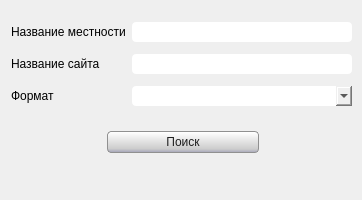
First picture: the form in view/SearchForm.ui, repository AnyaIliyina/geo, before the edit.
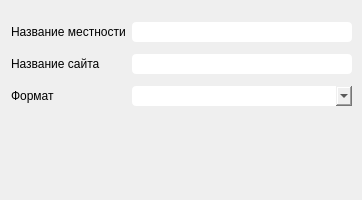
Second picture: the form after the edit.

Patch:
```diff
--- a/view/SearchForm.ui
+++ b/view/SearchForm.ui
@@ -27,6 +27,12 @@
     <pointsize>9</pointsize>
    </font>
   </property>
+  <property name="floating">
+   <bool>false</bool>
+  </property>
+  <property name="features">
+   <set>QDockWidget::NoDockWidgetFeatures</set>
+  </property>
   <property name="windowTitle">
    <string>Поиск</string>
   </property>
@@ -171,654 +177,6 @@
      </item>
     </layout>
    </widget>
-   <widget class="QWidget" name="layoutWidget">
-    <property name="geometry">
-     <rect>
-      <x>60</x>
-      <y>130</y>
-      <width>246</width>
-      <height>24</height>
-     </rect>
-    </property>
-    <layout class="QHBoxLayout" name="horizontalLayout">
-     <item>
-      <spacer name="horizontalSpacer">
-       <property name="orientation">
-        <enum>Qt::Horizontal</enum>
-       </property>
-       <property name="sizeHint" stdset="0">
-        <size>
-         <width>40</width>
-         <height>20</height>
-        </size>
-       </property>
-      </spacer>
-     </item>
-     <item>
-      <widget class="QPushButton" name="btnSearch">
-       <property name="palette">
-        <palette>
-         <active>
-          <colorrole role="WindowText">
-           <brush brushstyle="SolidPattern">
-            <color alpha="255">
-             <red>30</red>
-             <green>30</green>
-             <blue>30</blue>
-            </color>
-           </brush>
-          </colorrole>
-          <colorrole role="Button">
-           <brush brushstyle="LinearGradientPattern">
-            <gradient startx="0.022598900000000" starty="0.023000000000000" endx="0.000000000000000" endy="1.000000000000000" type="LinearGradient" spread="ReflectSpread" coordinatemode="ObjectBoundingMode">
-             <gradientstop position="0.000000000000000">
-              <color alpha="255">
-               <red>255</red>
-               <green>255</green>
-               <blue>255</blue>
-              </color>
-             </gradientstop>
-             <gradientstop position="0.813559000000000">
-              <color alpha="255">
-               <red>204</red>
-               <green>204</green>
-               <blue>204</blue>
-              </color>
-             </gradientstop>
-             <gradientstop position="1.000000000000000">
-              <color alpha="255">
-               <red>162</red>
-               <green>162</green>
-               <blue>184</blue>
-              </color>
-             </gradientstop>
-            </gradient>
-           </brush>
-          </colorrole>
-          <colorrole role="Light">
-           <brush brushstyle="SolidPattern">
-            <color alpha="255">
-             <red>0</red>
-             <green>127</green>
-             <blue>0</blue>
-            </color>
-           </brush>
-          </colorrole>
-          <colorrole role="Midlight">
-           <brush brushstyle="SolidPattern">
-            <color alpha="255">
-             <red>0</red>
-             <green>106</green>
-             <blue>0</blue>
-            </color>
-           </brush>
-          </colorrole>
-          <colorrole role="Dark">
-           <brush brushstyle="SolidPattern">
-            <color alpha="255">
-             <red>0</red>
-             <green>42</green>
-             <blue>0</blue>
-            </color>
-           </brush>
-          </colorrole>
-          <colorrole role="Mid">
-           <brush brushstyle="SolidPattern">
-            <color alpha="255">
-             <red>0</red>
-             <green>56</green>
-             <blue>0</blue>
-            </color>
-           </brush>
-          </colorrole>
-          <colorrole role="Text">
-           <brush brushstyle="SolidPattern">
-            <color alpha="255">
-             <red>30</red>
-             <green>30</green>
-             <blue>30</blue>
-            </color>
-           </brush>
-          </colorrole>
-          <colorrole role="BrightText">
-           <brush brushstyle="SolidPattern">
-            <color alpha="255">
-             <red>255</red>
-             <green>255</green>
-             <blue>255</blue>
-            </color>
-           </brush>
-          </colorrole>
-          <colorrole role="ButtonText">
-           <brush brushstyle="SolidPattern">
-            <color alpha="255">
-             <red>30</red>
-             <green>30</green>
-             <blue>30</blue>
-            </color>
-           </brush>
-          </colorrole>
-          <colorrole role="Base">
-           <brush brushstyle="LinearGradientPattern">
-            <gradient startx="0.022598900000000" starty="0.023000000000000" endx="0.000000000000000" endy="1.000000000000000" type="LinearGradient" spread="ReflectSpread" coordinatemode="ObjectBoundingMode">
-             <gradientstop position="0.000000000000000">
-              <color alpha="255">
-               <red>255</red>
-               <green>255</green>
-               <blue>255</blue>
-              </color>
-             </gradientstop>
-             <gradientstop position="0.813559000000000">
-              <color alpha="255">
-               <red>204</red>
-               <green>204</green>
-               <blue>204</blue>
-              </color>
-             </gradientstop>
-             <gradientstop position="1.000000000000000">
-              <color alpha="255">
-               <red>162</red>
-               <green>162</green>
-               <blue>184</blue>
-              </color>
-             </gradientstop>
-            </gradient>
-           </brush>
-          </colorrole>
-          <colorrole role="Window">
-           <brush brushstyle="LinearGradientPattern">
-            <gradient startx="0.022598900000000" starty="0.023000000000000" endx="0.000000000000000" endy="1.000000000000000" type="LinearGradient" spread="ReflectSpread" coordinatemode="ObjectBoundingMode">
-             <gradientstop position="0.000000000000000">
-              <color alpha="255">
-               <red>255</red>
-               <green>255</green>
-               <blue>255</blue>
-              </color>
-             </gradientstop>
-             <gradientstop position="0.813559000000000">
-              <color alpha="255">
-               <red>204</red>
-               <green>204</green>
-               <blue>204</blue>
-              </color>
-             </gradientstop>
-             <gradientstop position="1.000000000000000">
-              <color alpha="255">
-               <red>162</red>
-               <green>162</green>
-               <blue>184</blue>
-              </color>
-             </gradientstop>
-            </gradient>
-           </brush>
-          </colorrole>
-          <colorrole role="Shadow">
-           <brush brushstyle="SolidPattern">
-            <color alpha="255">
-             <red>0</red>
-             <green>0</green>
-             <blue>0</blue>
-            </color>
-           </brush>
-          </colorrole>
-          <colorrole role="AlternateBase">
-           <brush brushstyle="SolidPattern">
-            <color alpha="255">
-             <red>0</red>
-             <green>42</green>
-             <blue>0</blue>
-            </color>
-           </brush>
-          </colorrole>
-          <colorrole role="ToolTipBase">
-           <brush brushstyle="SolidPattern">
-            <color alpha="255">
-             <red>255</red>
-             <green>255</green>
-             <blue>220</blue>
-            </color>
-           </brush>
-          </colorrole>
-          <colorrole role="ToolTipText">
-           <brush brushstyle="SolidPattern">
-            <color alpha="255">
-             <red>0</red>
-             <green>0</green>
-             <blue>0</blue>
-            </color>
-           </brush>
-          </colorrole>
-         </active>
-         <inactive>
-          <colorrole role="WindowText">
-           <brush brushstyle="SolidPattern">
-            <color alpha="255">
-             <red>30</red>
-             <green>30</green>
-             <blue>30</blue>
-            </color>
-           </brush>
-          </colorrole>
-          <colorrole role="Button">
-           <brush brushstyle="LinearGradientPattern">
-            <gradient startx="0.022598900000000" starty="0.023000000000000" endx="0.000000000000000" endy="1.000000000000000" type="LinearGradient" spread="ReflectSpread" coordinatemode="ObjectBoundingMode">
-             <gradientstop position="0.000000000000000">
-              <color alpha="255">
-               <red>255</red>
-               <green>255</green>
-               <blue>255</blue>
-              </color>
-             </gradientstop>
-             <gradientstop position="0.813559000000000">
-              <color alpha="255">
-               <red>204</red>
-               <green>204</green>
-               <blue>204</blue>
-              </color>
-             </gradientstop>
-             <gradientstop position="1.000000000000000">
-              <color alpha="255">
-               <red>162</red>
-               <green>162</green>
-               <blue>184</blue>
-              </color>
-             </gradientstop>
-            </gradient>
-           </brush>
-          </colorrole>
-          <colorrole role="Light">
-           <brush brushstyle="SolidPattern">
-            <color alpha="255">
-             <red>0</red>
-             <green>127</green>
-             <blue>0</blue>
-            </color>
-           </brush>
-          </colorrole>
-          <colorrole role="Midlight">
-           <brush brushstyle="SolidPattern">
-            <color alpha="255">
-             <red>0</red>
-             <green>106</green>
-             <blue>0</blue>
-            </color>
-           </brush>
-          </colorrole>
-          <colorrole role="Dark">
-           <brush brushstyle="SolidPattern">
-            <color alpha="255">
-             <red>0</red>
-             <green>42</green>
-             <blue>0</blue>
-            </color>
-           </brush>
-          </colorrole>
-          <colorrole role="Mid">
-           <brush brushstyle="SolidPattern">
-            <color alpha="255">
-             <red>0</red>
-             <green>56</green>
-             <blue>0</blue>
-            </color>
-           </brush>
-          </colorrole>
-          <colorrole role="Text">
-           <brush brushstyle="SolidPattern">
-            <color alpha="255">
-             <red>30</red>
-             <green>30</green>
-             <blue>30</blue>
-            </color>
-           </brush>
-          </colorrole>
-          <colorrole role="BrightText">
-           <brush brushstyle="SolidPattern">
-            <color alpha="255">
-             <red>255</red>
-             <green>255</green>
-             <blue>255</blue>
-            </color>
-           </brush>
-          </colorrole>
-          <colorrole role="ButtonText">
-           <brush brushstyle="SolidPattern">
-            <color alpha="255">
-             <red>30</red>
-             <green>30</green>
-             <blue>30</blue>
-            </color>
-           </brush>
-          </colorrole>
-          <colorrole role="Base">
-           <brush brushstyle="LinearGradientPattern">
-            <gradient startx="0.022598900000000" starty="0.023000000000000" endx="0.000000000000000" endy="1.000000000000000" type="LinearGradient" spread="ReflectSpread" coordinatemode="ObjectBoundingMode">
-             <gradientstop position="0.000000000000000">
-              <color alpha="255">
-               <red>255</red>
-               <green>255</green>
-               <blue>255</blue>
-              </color>
-             </gradientstop>
-             <gradientstop position="0.813559000000000">
-              <color alpha="255">
-               <red>204</red>
-               <green>204</green>
-               <blue>204</blue>
-              </color>
-             </gradientstop>
-             <gradientstop position="1.000000000000000">
-              <color alpha="255">
-               <red>162</red>
-               <green>162</green>
-               <blue>184</blue>
-              </color>
-             </gradientstop>
-            </gradient>
-           </brush>
-          </colorrole>
-          <colorrole role="Window">
-           <brush brushstyle="LinearGradientPattern">
-            <gradient startx="0.022598900000000" starty="0.023000000000000" endx="0.000000000000000" endy="1.000000000000000" type="LinearGradient" spread="ReflectSpread" coordinatemode="ObjectBoundingMode">
-             <gradientstop position="0.000000000000000">
-              <color alpha="255">
-               <red>255</red>
-               <green>255</green>
-               <blue>255</blue>
-              </color>
-             </gradientstop>
-             <gradientstop position="0.813559000000000">
-              <color alpha="255">
-               <red>204</red>
-               <green>204</green>
-               <blue>204</blue>
-              </color>
-             </gradientstop>
-             <gradientstop position="1.000000000000000">
-              <color alpha="255">
-               <red>162</red>
-               <green>162</green>
-               <blue>184</blue>
-              </color>
-             </gradientstop>
-            </gradient>
-           </brush>
-          </colorrole>
-          <colorrole role="Shadow">
-           <brush brushstyle="SolidPattern">
-            <color alpha="255">
-             <red>0</red>
-             <green>0</green>
-             <blue>0</blue>
-            </color>
-           </brush>
-          </colorrole>
-          <colorrole role="AlternateBase">
-           <brush brushstyle="SolidPattern">
-            <color alpha="255">
-             <red>0</red>
-             <green>42</green>
-             <blue>0</blue>
-            </color>
-           </brush>
-          </colorrole>
-          <colorrole role="ToolTipBase">
-           <brush brushstyle="SolidPattern">
-            <color alpha="255">
-             <red>255</red>
-             <green>255</green>
-             <blue>220</blue>
-            </color>
-           </brush>
-          </colorrole>
-          <colorrole role="ToolTipText">
-           <brush brushstyle="SolidPattern">
-            <color alpha="255">
-             <red>0</red>
-             <green>0</green>
-             <blue>0</blue>
-            </color>
-           </brush>
-          </colorrole>
-         </inactive>
-         <disabled>
-          <colorrole role="WindowText">
-           <brush brushstyle="SolidPattern">
-            <color alpha="255">
-             <red>30</red>
-             <green>30</green>
-             <blue>30</blue>
-            </color>
-           </brush>
-          </colorrole>
-          <colorrole role="Button">
-           <brush brushstyle="LinearGradientPattern">
-            <gradient startx="0.022598900000000" starty="0.023000000000000" endx="0.000000000000000" endy="1.000000000000000" type="LinearGradient" spread="ReflectSpread" coordinatemode="ObjectBoundingMode">
-             <gradientstop position="0.000000000000000">
-              <color alpha="255">
-               <red>255</red>
-               <green>255</green>
-               <blue>255</blue>
-              </color>
-             </gradientstop>
-             <gradientstop position="0.813559000000000">
-              <color alpha="255">
-               <red>204</red>
-               <green>204</green>
-               <blue>204</blue>
-              </color>
-             </gradientstop>
-             <gradientstop position="1.000000000000000">
-              <color alpha="255">
-               <red>162</red>
-               <green>162</green>
-               <blue>184</blue>
-              </color>
-             </gradientstop>
-            </gradient>
-           </brush>
-          </colorrole>
-          <colorrole role="Light">
-           <brush brushstyle="SolidPattern">
-            <color alpha="255">
-             <red>0</red>
-             <green>127</green>
-             <blue>0</blue>
-            </color>
-           </brush>
-          </colorrole>
-          <colorrole role="Midlight">
-           <brush brushstyle="SolidPattern">
-            <color alpha="255">
-             <red>0</red>
-             <green>106</green>
-             <blue>0</blue>
-            </color>
-           </brush>
-          </colorrole>
-          <colorrole role="Dark">
-           <brush brushstyle="SolidPattern">
-            <color alpha="255">
-             <red>0</red>
-             <green>42</green>
-             <blue>0</blue>
-            </color>
-           </brush>
-          </colorrole>
-          <colorrole role="Mid">
-           <brush brushstyle="SolidPattern">
-            <color alpha="255">
-             <red>0</red>
-             <green>56</green>
-             <blue>0</blue>
-            </color>
-           </brush>
-          </colorrole>
-          <colorrole role="Text">
-           <brush brushstyle="SolidPattern">
-            <color alpha="255">
-             <red>30</red>
-             <green>30</green>
-             <blue>30</blue>
-            </color>
-           </brush>
-          </colorrole>
-          <colorrole role="BrightText">
-           <brush brushstyle="SolidPattern">
-            <color alpha="255">
-             <red>255</red>
-             <green>255</green>
-             <blue>255</blue>
-            </color>
-           </brush>
-          </colorrole>
-          <colorrole role="ButtonText">
-           <brush brushstyle="SolidPattern">
-            <color alpha="255">
-             <red>30</red>
-             <green>30</green>
-             <blue>30</blue>
-            </color>
-           </brush>
-          </colorrole>
-          <colorrole role="Base">
-           <brush brushstyle="LinearGradientPattern">
-            <gradient startx="0.022598900000000" starty="0.023000000000000" endx="0.000000000000000" endy="1.000000000000000" type="LinearGradient" spread="ReflectSpread" coordinatemode="ObjectBoundingMode">
-             <gradientstop position="0.000000000000000">
-              <color alpha="255">
-               <red>255</red>
-               <green>255</green>
-               <blue>255</blue>
-              </color>
-             </gradientstop>
-             <gradientstop position="0.813559000000000">
-              <color alpha="255">
-               <red>204</red>
-               <green>204</green>
-               <blue>204</blue>
-              </color>
-             </gradientstop>
-             <gradientstop position="1.000000000000000">
-              <color alpha="255">
-               <red>162</red>
-               <green>162</green>
-               <blue>184</blue>
-              </color>
-             </gradientstop>
-            </gradient>
-           </brush>
-          </colorrole>
-          <colorrole role="Window">
-           <brush brushstyle="LinearGradientPattern">
-            <gradient startx="0.022598900000000" starty="0.023000000000000" endx="0.000000000000000" endy="1.000000000000000" type="LinearGradient" spread="ReflectSpread" coordinatemode="ObjectBoundingMode">
-             <gradientstop position="0.000000000000000">
-              <color alpha="255">
-               <red>255</red>
-               <green>255</green>
-               <blue>255</blue>
-              </color>
-             </gradientstop>
-             <gradientstop position="0.813559000000000">
-              <color alpha="255">
-               <red>204</red>
-               <green>204</green>
-               <blue>204</blue>
-              </color>
-             </gradientstop>
-             <gradientstop position="1.000000000000000">
-              <color alpha="255">
-               <red>162</red>
-               <green>162</green>
-               <blue>184</blue>
-              </color>
-             </gradientstop>
-            </gradient>
-           </brush>
-          </colorrole>
-          <colorrole role="Shadow">
-           <brush brushstyle="SolidPattern">
-            <color alpha="255">
-             <red>0</red>
-             <green>0</green>
-             <blue>0</blue>
-            </color>
-           </brush>
-          </colorrole>
-          <colorrole role="AlternateBase">
-           <brush brushstyle="SolidPattern">
-            <color alpha="255">
-             <red>0</red>
-             <green>85</green>
-             <blue>0</blue>
-            </color>
-           </brush>
-          </colorrole>
-          <colorrole role="ToolTipBase">
-           <brush brushstyle="SolidPattern">
-            <color alpha="255">
-             <red>255</red>
-             <green>255</green>
-             <blue>220</blue>
-            </color>
-           </brush>
-          </colorrole>
-          <colorrole role="ToolTipText">
-           <brush brushstyle="SolidPattern">
-            <color alpha="255">
-             <red>0</red>
-             <green>0</green>
-             <blue>0</blue>
-            </color>
-           </brush>
-          </colorrole>
-         </disabled>
-        </palette>
-       </property>
-       <property name="font">
-        <font>
-         <pointsize>9</pointsize>
-         <weight>50</weight>
-         <italic>false</italic>
-         <bold>false</bold>
-        </font>
-       </property>
-       <property name="styleSheet">
-        <string notr="true">QPushButton{
-background-color:qlineargradient(spread:reflect, x1:0.0225989, y1:0.023, x2:0, y2:1, stop:0 rgba(255, 255, 255, 255), stop:0.813559 rgba(204, 204, 204, 255), stop:1 rgba(162, 162, 184, 255));
-font: 9pt ;
-	border-color: rgb(144, 144, 144);
-	
-	color: rgb(30, 30, 30);
-border-width: 1px;
-border-radius:4;
-border-style:solid;
-
-min-width:150px;
-max-width:150px;
-min-height:20px;
-max-height:20px;
-}
-</string>
-       </property>
-       <property name="text">
-        <string>Поиск</string>
-       </property>
-      </widget>
-     </item>
-     <item>
-      <spacer name="horizontalSpacer_2">
-       <property name="orientation">
-        <enum>Qt::Horizontal</enum>
-       </property>
-       <property name="sizeHint" stdset="0">
-        <size>
-         <width>40</width>
-         <height>20</height>
-        </size>
-       </property>
-      </spacer>
-     </item>
-    </layout>
-   </widget>
   </widget>
  </widget>
  <resources/>
```
Left out of the diff: 27 changed lines with no effect on the pictures.
